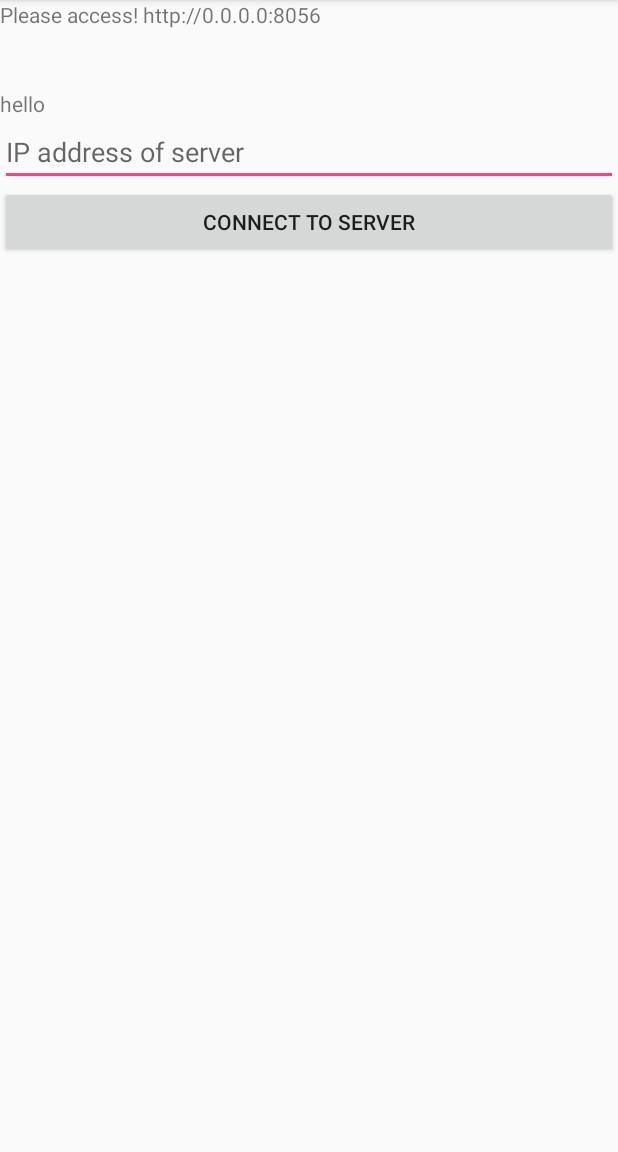
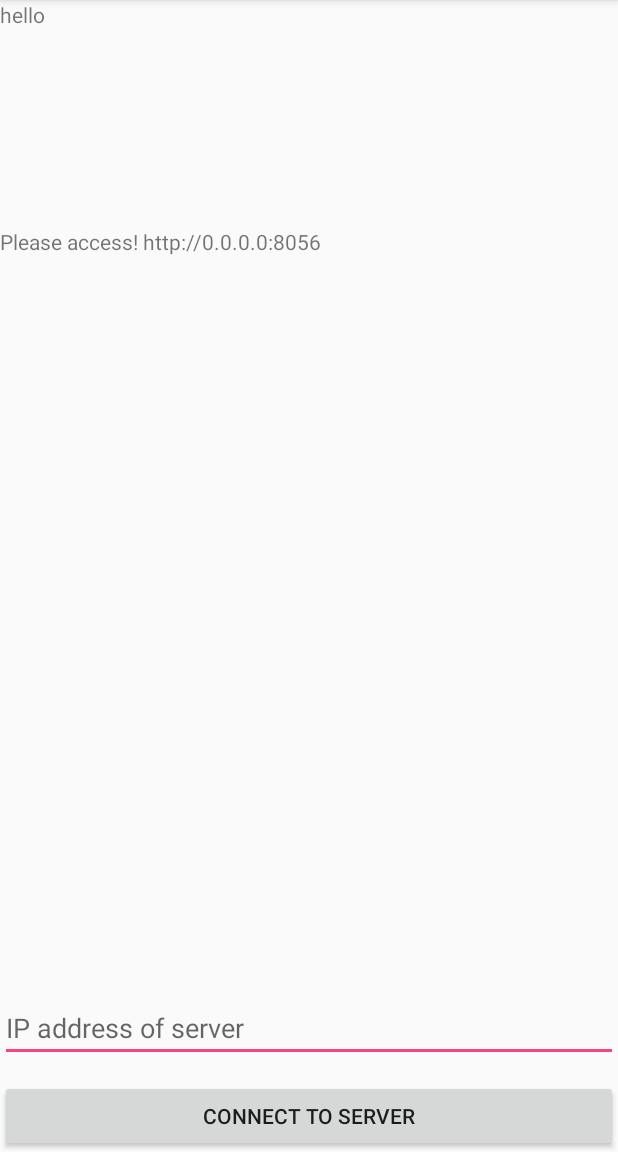
Before and after one commit to ITCoders/MobileCloudIR, an Android app: the screen it shows after launch (MainActivity), on a phone screen of 412 x 824 dp, the part 84-1236 px from its top. Run offline under Robolectric (Android 15) with nearby library versions, the phone set to English and light mode, and no system bars; our stand-ins replace Volley; libraries missing offline, so code that uses them is left out: fi.iki.elonen.

```diff
--- a/src/android/app/src/main/AndroidManifest.xml
+++ b/src/android/app/src/main/AndroidManifest.xml
@@ -4,7 +4,7 @@
 
     <uses-permission android:name="android.permission.ACCESS_WIFI_STATE" />
     <uses-permission android:name="android.permission.INTERNET" />
-
+    <uses-permission android:name="android.permission.WRITE_EXTERNAL_STORAGE"/>
     <application
         android:allowBackup="true"
         android:icon="@mipmap/ic_launcher"
@@ -23,7 +23,7 @@
         <service
             android:name=".WikiFilesServer"
             android:enabled="true"
-            android:exported="true"></service>
+            android:exported="true" />
     </application>
 
 </manifest>
--- a/src/android/app/src/main/res/layout/activity_main.xml
+++ b/src/android/app/src/main/res/layout/activity_main.xml
@@ -1,5 +1,5 @@
 <?xml version="1.0" encoding="utf-8"?>
-<LinearLayout xmlns:android="http://schemas.android.com/apk/res/android"
+<RelativeLayout xmlns:android="http://schemas.android.com/apk/res/android"
     android:orientation="vertical"
     android:layout_width="fill_parent"
     android:layout_height="fill_parent"
@@ -9,7 +9,9 @@
         android:layout_width="fill_parent"
         android:layout_height="wrap_content"
         android:paddingBottom="40dp"
-        />
+        android:layout_marginTop="132dp"
+        android:layout_below="@+id/hello"
+        android:layout_alignParentStart="true" />
 
     <TextView
         android:id="@+id/hello"
@@ -23,12 +25,17 @@
         android:layout_height="wrap_content"
         android:ems="10"
         android:hint="IP address of server"
-        android:inputType="textPersonName" />
+        android:inputType="textPersonName"
+        android:layout_alignParentBottom="true"
+        android:layout_alignParentStart="true"
+        android:layout_marginBottom="60dp" />
 
     <Button
         android:id="@+id/connect"
         android:layout_width="match_parent"
         android:layout_height="wrap_content"
         android:onClick="requestServer"
-        android:text="Connect to Server" />
-</LinearLayout>
+        android:text="Connect to Server"
+        android:layout_alignParentBottom="true"
+        android:layout_alignParentStart="true" />
+</RelativeLayout>
```
Also changed, not shown: src/android/app/src/main/java/in/ac/iiitv/wikishare/MainActivity.java (+78 -5 lines).
